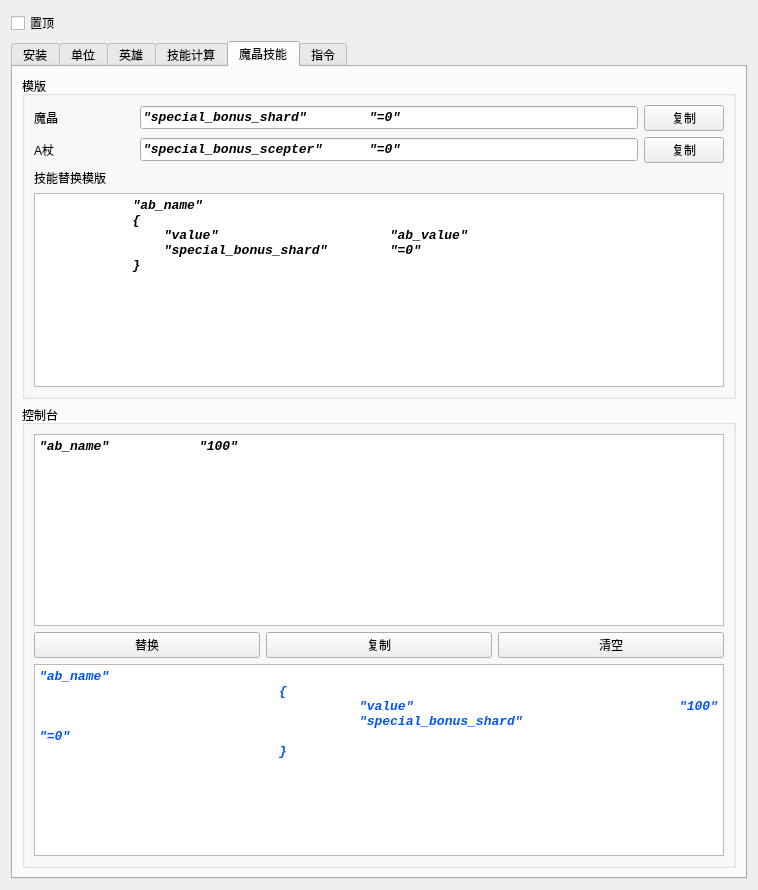
Qt form untitled.ui (JeremyChim/Dota-Tool) before a commit.
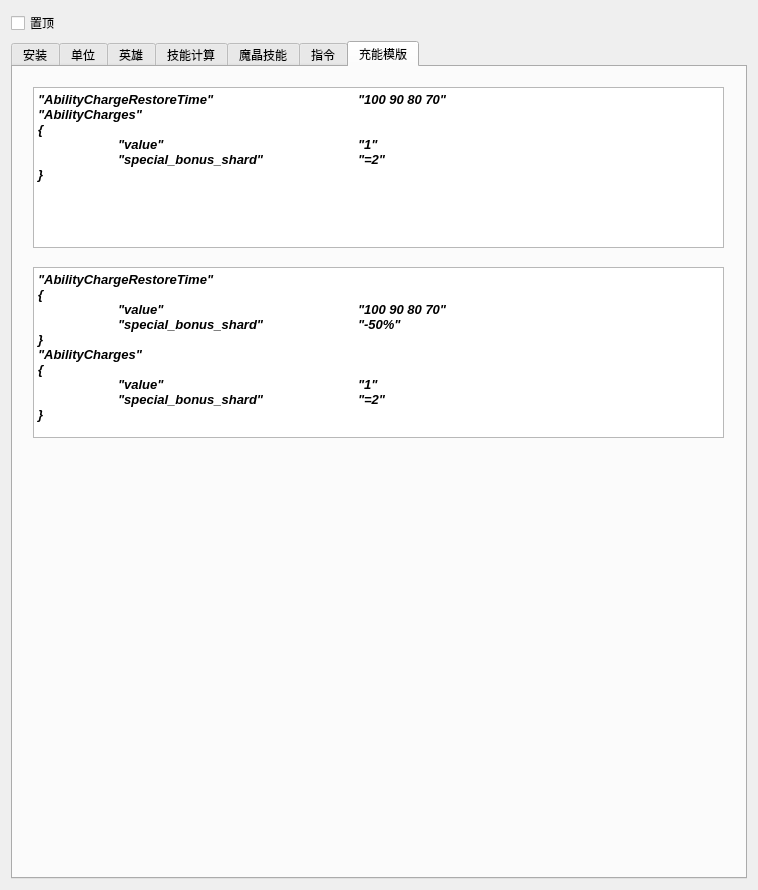
The same form after that commit.

Commit message: ui更新：新增充能模版页

The edit to the form file:
```diff
--- a/untitled.ui
+++ b/untitled.ui
@@ -47,7 +47,7 @@
 }</string>
      </property>
      <property name="currentIndex">
-      <number>4</number>
+      <number>6</number>
      </property>
      <widget class="QWidget" name="tab_5">
       <attribute name="title">
@@ -3036,6 +3036,65 @@
        </item>
       </layout>
      </widget>
+     <widget class="QWidget" name="tab_7">
+      <attribute name="title">
+       <string>充能模版</string>
+      </attribute>
+      <widget class="QTextEdit" name="textEdit_6">
+       <property name="geometry">
+        <rect>
+         <x>20</x>
+         <y>20</y>
+         <width>691</width>
+         <height>161</height>
+        </rect>
+       </property>
+       <property name="html">
+        <string>&lt;!DOCTYPE HTML PUBLIC &quot;-//W3C//DTD HTML 4.0//EN&quot; &quot;http://www.w3.org/TR/REC-html40/strict.dtd&quot;&gt;
+&lt;html&gt;&lt;head&gt;&lt;meta name=&quot;qrichtext&quot; content=&quot;1&quot; /&gt;&lt;meta charset=&quot;utf-8&quot; /&gt;&lt;style type=&quot;text/css&quot;&gt;
+p, li { white-space: pre-wrap; }
+hr { height: 1px; border-width: 0; }
+li.unchecked::marker { content: &quot;\2610&quot;; }
+li.checked::marker { content: &quot;\2612&quot;; }
+&lt;/style&gt;&lt;/head&gt;&lt;body style=&quot; font-family:'Consolas'; font-size:10pt; font-weight:700; font-style:italic;&quot;&gt;
+&lt;p style=&quot; margin-top:0px; margin-bottom:0px; margin-left:0px; margin-right:0px; -qt-block-indent:0; text-indent:0px;&quot;&gt;&amp;quot;AbilityChargeRestoreTime&amp;quot;		&amp;quot;100 90 80 70&amp;quot;&lt;/p&gt;
+&lt;p style=&quot; margin-top:0px; margin-bottom:0px; margin-left:0px; margin-right:0px; -qt-block-indent:0; text-indent:0px;&quot;&gt;&amp;quot;AbilityCharges&amp;quot;&lt;/p&gt;
+&lt;p style=&quot; margin-top:0px; margin-bottom:0px; margin-left:0px; margin-right:0px; -qt-block-indent:0; text-indent:0px;&quot;&gt;{&lt;/p&gt;
+&lt;p style=&quot; margin-top:0px; margin-bottom:0px; margin-left:0px; margin-right:0px; -qt-block-indent:0; text-indent:0px;&quot;&gt;	&amp;quot;value&amp;quot;			&amp;quot;1&amp;quot;&lt;/p&gt;
+&lt;p style=&quot; margin-top:0px; margin-bottom:0px; margin-left:0px; margin-right:0px; -qt-block-indent:0; text-indent:0px;&quot;&gt;	&amp;quot;special_bonus_shard&amp;quot;		&amp;quot;=2&amp;quot;&lt;/p&gt;
+&lt;p style=&quot; margin-top:0px; margin-bottom:0px; margin-left:0px; margin-right:0px; -qt-block-indent:0; text-indent:0px;&quot;&gt;}&lt;/p&gt;&lt;/body&gt;&lt;/html&gt;</string>
+       </property>
+      </widget>
+      <widget class="QTextEdit" name="textEdit_7">
+       <property name="geometry">
+        <rect>
+         <x>20</x>
+         <y>200</y>
+         <width>691</width>
+         <height>171</height>
+        </rect>
+       </property>
+       <property name="html">
+        <string>&lt;!DOCTYPE HTML PUBLIC &quot;-//W3C//DTD HTML 4.0//EN&quot; &quot;http://www.w3.org/TR/REC-html40/strict.dtd&quot;&gt;
+&lt;html&gt;&lt;head&gt;&lt;meta name=&quot;qrichtext&quot; content=&quot;1&quot; /&gt;&lt;meta charset=&quot;utf-8&quot; /&gt;&lt;style type=&quot;text/css&quot;&gt;
+p, li { white-space: pre-wrap; }
+hr { height: 1px; border-width: 0; }
+li.unchecked::marker { content: &quot;\2610&quot;; }
+li.checked::marker { content: &quot;\2612&quot;; }
+&lt;/style&gt;&lt;/head&gt;&lt;body style=&quot; font-family:'Consolas'; font-size:10pt; font-weight:700; font-style:italic;&quot;&gt;
+&lt;p style=&quot; margin-top:0px; margin-bottom:0px; margin-left:0px; margin-right:0px; -qt-block-indent:0; text-indent:0px;&quot;&gt;&amp;quot;AbilityChargeRestoreTime&amp;quot;&lt;/p&gt;
+&lt;p style=&quot; margin-top:0px; margin-bottom:0px; margin-left:0px; margin-right:0px; -qt-block-indent:0; text-indent:0px;&quot;&gt;{&lt;/p&gt;
+&lt;p style=&quot; margin-top:0px; margin-bottom:0px; margin-left:0px; margin-right:0px; -qt-block-indent:0; text-indent:0px;&quot;&gt;	&amp;quot;value&amp;quot;			&amp;quot;100 90 80 70&amp;quot;&lt;/p&gt;
+&lt;p style=&quot; margin-top:0px; margin-bottom:0px; margin-left:0px; margin-right:0px; -qt-block-indent:0; text-indent:0px;&quot;&gt;	&amp;quot;special_bonus_shard&amp;quot;		&amp;quot;-50%&amp;quot;&lt;/p&gt;
+&lt;p style=&quot; margin-top:0px; margin-bottom:0px; margin-left:0px; margin-right:0px; -qt-block-indent:0; text-indent:0px;&quot;&gt;}&lt;/p&gt;
+&lt;p style=&quot; margin-top:0px; margin-bottom:0px; margin-left:0px; margin-right:0px; -qt-block-indent:0; text-indent:0px;&quot;&gt;&amp;quot;AbilityCharges&amp;quot;&lt;/p&gt;
+&lt;p style=&quot; margin-top:0px; margin-bottom:0px; margin-left:0px; margin-right:0px; -qt-block-indent:0; text-indent:0px;&quot;&gt;{&lt;/p&gt;
+&lt;p style=&quot; margin-top:0px; margin-bottom:0px; margin-left:0px; margin-right:0px; -qt-block-indent:0; text-indent:0px;&quot;&gt;	&amp;quot;value&amp;quot;			&amp;quot;1&amp;quot;&lt;/p&gt;
+&lt;p style=&quot; margin-top:0px; margin-bottom:0px; margin-left:0px; margin-right:0px; -qt-block-indent:0; text-indent:0px;&quot;&gt;	&amp;quot;special_bonus_shard&amp;quot;		&amp;quot;=2&amp;quot;&lt;/p&gt;
+&lt;p style=&quot; margin-top:0px; margin-bottom:0px; margin-left:0px; margin-right:0px; -qt-block-indent:0; text-indent:0px;&quot;&gt;}&lt;/p&gt;&lt;/body&gt;&lt;/html&gt;</string>
+       </property>
+      </widget>
+     </widget>
     </widget>
    </item>
   </layout>
```
The commit also changes 2 other files.
